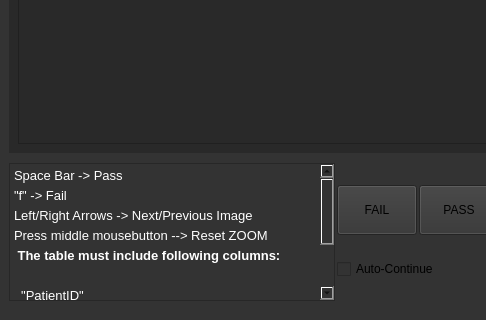
First picture: the form in form.ui, repository neuroimaging-mug/QCFlex, before the edit; both pictures show x 0 to 486 and y 504 to 824 of the 1000 by 824 pixel window.
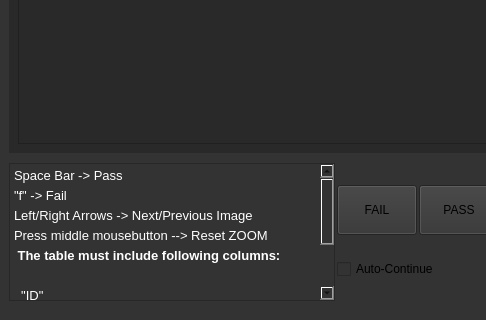
Second picture: the form after the edit. Custom widgets are drawn as their Qt base class.

What changed in the file:
```diff
--- a/form.ui
+++ b/form.ui
@@ -195,7 +195,7 @@
 &lt;p style=&quot; margin-top:5px; margin-bottom:5px; margin-left:0px; margin-right:0px; -qt-block-indent:0; text-indent:0px;&quot;&gt;&lt;span style=&quot; font-size:10pt;&quot;&gt;Press middle mousebutton --&amp;gt; Reset ZOOM&lt;/span&gt;&lt;/p&gt;
 &lt;p style=&quot; margin-top:5px; margin-bottom:5px; margin-left:0px; margin-right:0px; -qt-block-indent:0; text-indent:0px;&quot;&gt;&lt;span style=&quot; font-size:10pt; font-weight:600;&quot;&gt; The table must include following columns:&lt;/span&gt;&lt;/p&gt;
 &lt;p style=&quot;-qt-paragraph-type:empty; margin-top:5px; margin-bottom:5px; margin-left:0px; margin-right:0px; -qt-block-indent:0; text-indent:0px; font-size:10pt; font-weight:600;&quot;&gt;&lt;br /&gt;&lt;/p&gt;
-&lt;p style=&quot; margin-top:5px; margin-bottom:5px; margin-left:0px; margin-right:0px; -qt-block-indent:0; text-indent:0px;&quot;&gt;&lt;span style=&quot; font-size:10pt;&quot;&gt;  &amp;quot;PatientID&amp;quot;&lt;/span&gt;&lt;/p&gt;
+&lt;p style=&quot; margin-top:5px; margin-bottom:5px; margin-left:0px; margin-right:0px; -qt-block-indent:0; text-indent:0px;&quot;&gt;&lt;span style=&quot; font-size:10pt;&quot;&gt;  &amp;quot;ID&amp;quot;&lt;/span&gt;&lt;/p&gt;
 &lt;p style=&quot; margin-top:5px; margin-bottom:5px; margin-left:0px; margin-right:0px; -qt-block-indent:0; text-indent:0px;&quot;&gt;&lt;span style=&quot; font-size:10pt;&quot;&gt;  &amp;quot;QC&amp;quot;&lt;/span&gt;&lt;/p&gt;
 &lt;p style=&quot; margin-top:5px; margin-bottom:5px; margin-left:0px; margin-right:0px; -qt-block-indent:0; text-indent:0px;&quot;&gt;&lt;span style=&quot; font-size:10pt;&quot;&gt;  &amp;quot;imgpath&amp;quot; -&amp;gt;  relative image path (CONTAINING FOLDER FOR NOW)&lt;/span&gt;&lt;/p&gt;
 &lt;p style=&quot; margin-top:5px; margin-bottom:5px; margin-left:0px; margin-right:0px; -qt-block-indent:0; text-indent:0px;&quot;&gt;&lt;span style=&quot; font-size:10pt;&quot;&gt;  &amp;quot;comment&amp;quot;&lt;/span&gt;&lt;/p&gt;&lt;/body&gt;&lt;/html&gt;</string>
```
Left out of the diff: 2 changed lines with no effect on the pictures.
